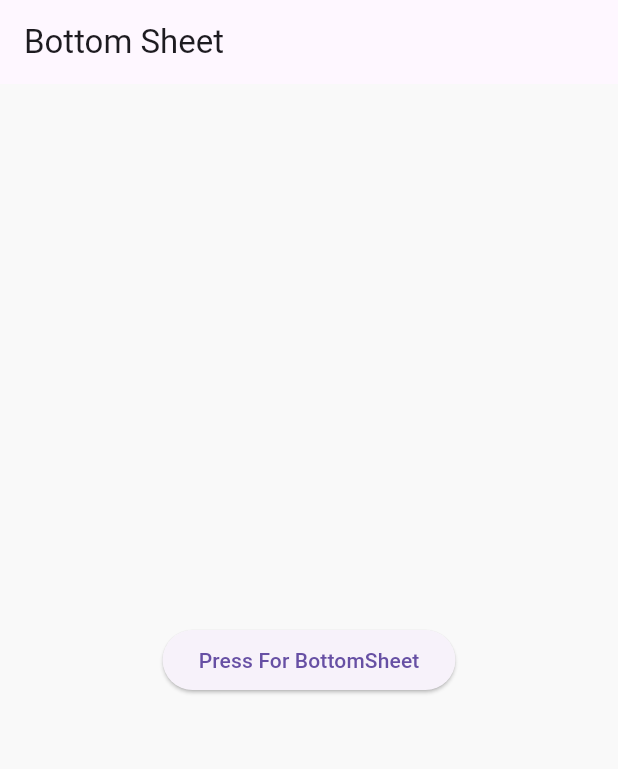
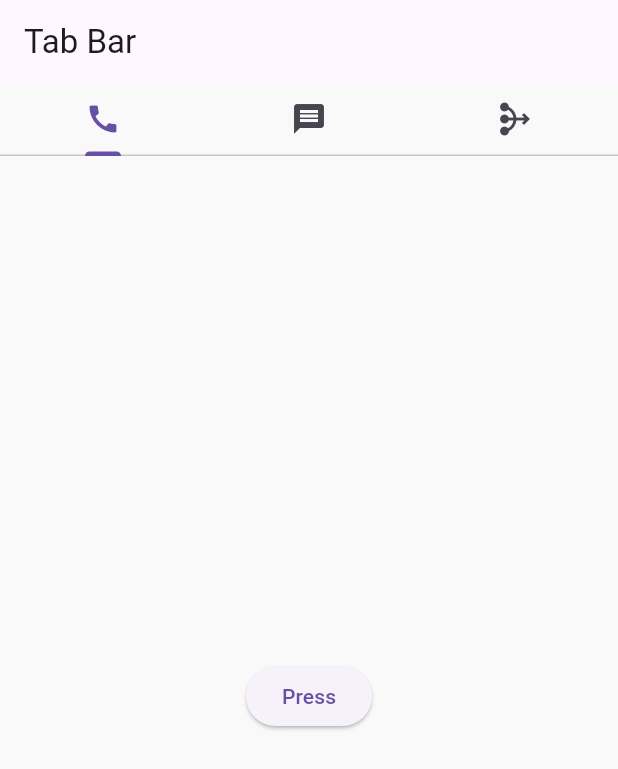
Before and after one commit to jbpranov2204/Flutter_Projects, a Flutter app: the screen it shows after launch, on a phone screen of 412 x 824 dp. Shown: the top 769 px of the screen. Run offline on Flutter 3.47's test engine with Material 3 defaults, Android fonts, the phone set to English and light mode, and no system bars; our stand-ins replace flutter_slidable.

Commit message:
made some changes

```diff
--- /dev/null
+++ b/lib/Componets/Buttons.dart
@@ -0,0 +1,16 @@
+import 'package:flutter/material.dart';
+
+class CallButton extends StatelessWidget {
+  const CallButton({super.key});
+
+  @override
+  Widget build(BuildContext context) {
+    return Scaffold(
+      body: Center(
+        child: ElevatedButton(onPressed: (){
+          ScaffoldMessenger.of(context).showSnackBar(SnackBar(content: Text('Hello')));
+        }, child: Text('Press')),
+      ),
+    );
+  }
+}
--- /dev/null
+++ b/lib/Widgets/TabBar.dart
@@ -0,0 +1,44 @@
+import 'package:flutter/material.dart';
+import 'package:flutter_application_2/Componets/Alert_Comp.dart';
+import 'package:flutter_application_2/Componets/BottomSheet_comp.dart';
+import 'package:flutter_application_2/Componets/Buttons.dart';
+
+
+class TabBarWidget extends StatelessWidget {
+  const TabBarWidget({super.key});
+
+  @override
+  Widget build(BuildContext context) {
+    return DefaultTabController(
+      length: 3,
+      child: Scaffold(
+        appBar: AppBar(title: Text('Tab Bar'),),
+        body: Column(
+          children: [
+            TabBar(
+              tabs: [
+                Tab(
+                  icon: Icon(Icons.call),
+                ),
+                Tab(
+                  icon: Icon(Icons.message),
+                ),
+                Tab(
+                  icon: Icon(Icons.mediation),
+                ),
+              ],
+            ),
+            Expanded(
+              child: TabBarView(
+                children: [
+                   CallButton(),Alert_Comp(),BottomSheetComp()
+
+                ]
+              )
+            )
+          ],
+        ),
+      ),
+    );
+  }
+}
--- a/lib/main.dart
+++ b/lib/main.dart
@@ -1,5 +1,7 @@
 import 'package:flutter/material.dart';
+import 'package:flutter_application_2/Widgets/TabBar.dart';
 import 'package:flutter_application_2/Widgets/Bottom_Sheet.dart';
+import 'package:flutter_application_2/Widgets/Slidable.dart';
 
 
 void main(){
@@ -18,7 +20,7 @@ class MyApp extends StatelessWidget {
 
 
       ),
-        home:BottomSheetWidget(),
+        home:TabBarWidget(),
         debugShowCheckedModeBanner: false,
 
     );
```
Also changed, not shown: lib/Componets/Alert_Comp.dart (added, +37 -0 lines), lib/Componets/BottomSheet_comp.dart (added, +69 -0 lines).
